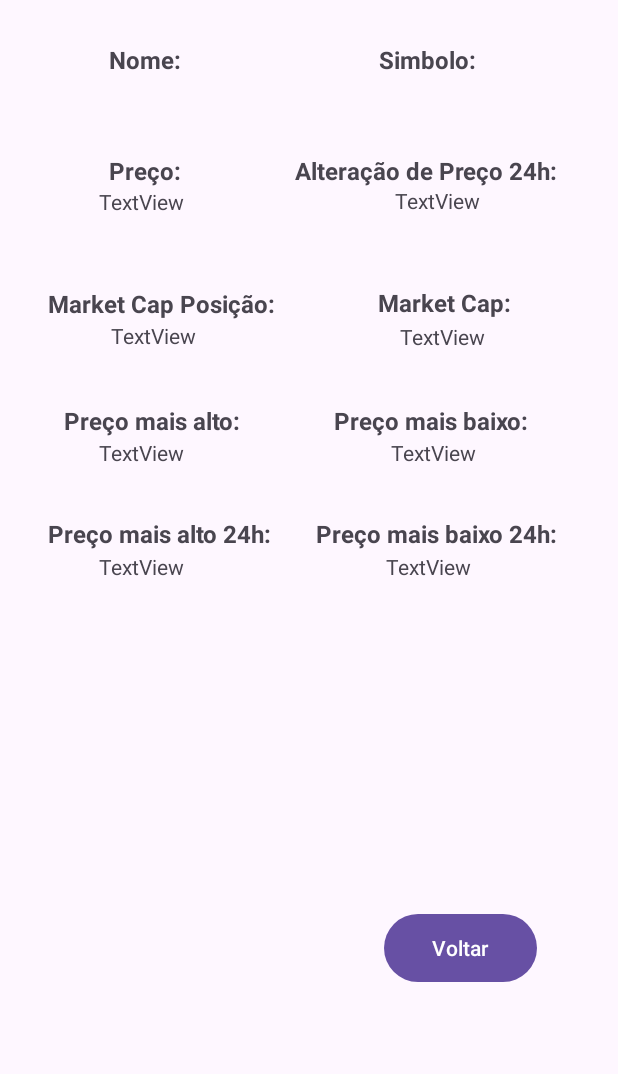
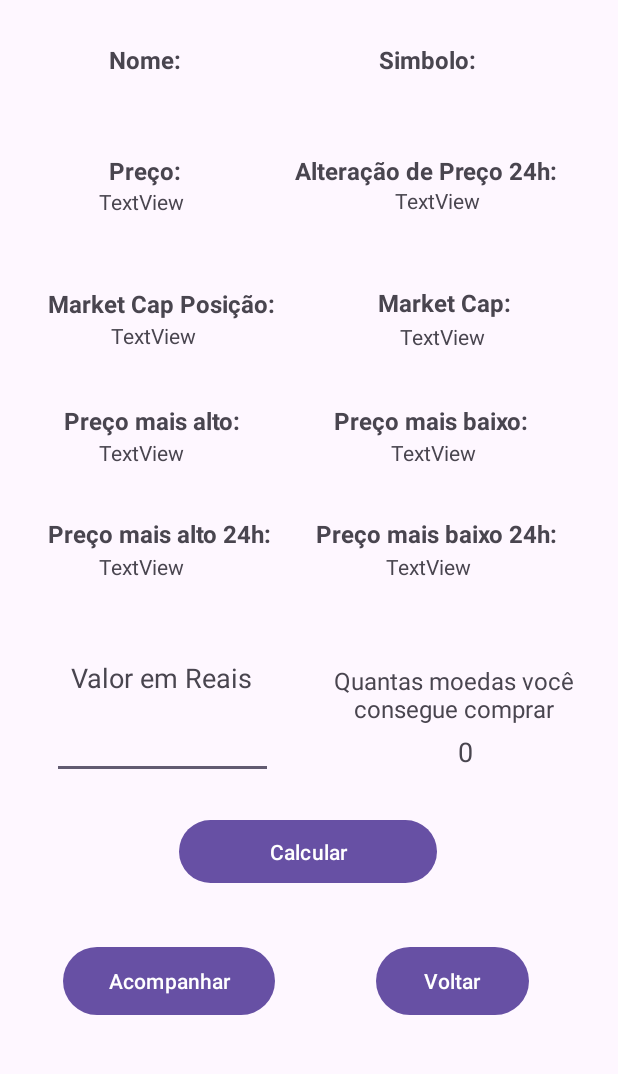
Before and after one commit to rafael-saraiva-mielczarski/Projeto-Final-Mobile, an Android app: the CoinDetailsActivity screen opened directly, with no data from a screen before it, on a phone screen of 412 x 824 dp, the part 158-1232 px from its top. Run offline under Robolectric (Android 15) with nearby library versions, the phone set to English and light mode, and no system bars; our stand-ins replace Picasso; pictures from the network do not load; 19 statements that could not run were skipped.

```diff
--- a/projetofinal/src/main/AndroidManifest.xml
+++ b/projetofinal/src/main/AndroidManifest.xml
@@ -12,6 +12,9 @@
         android:theme="@style/Theme.ProjetoFinalMobile">
         <activity
             android:name=".Views.CoinDetailsActivity"
+            android:exported="false" />
+        <activity
+            android:name=".Views.CoinTrackerActivity"
             android:exported="false" />
         <activity
             android:name=".Views.CoinsRVActivity"
--- a/projetofinal/src/main/java/com/example/projetofinal/Views/CoinDetailsActivity.java
+++ b/projetofinal/src/main/java/com/example/projetofinal/Views/CoinDetailsActivity.java
@@ -3,6 +3,7 @@ package com.example.projetofinal.Views;
 import android.content.Intent;
 import android.os.Bundle;
 import android.widget.Button;
+import android.widget.EditText;
 import android.widget.ImageView;
 import android.widget.TextView;
 
@@ -13,13 +14,15 @@ import com.squareup.picasso.Picasso;
 
 public class CoinDetailsActivity extends AppCompatActivity {
 
-    TextView nameTv, symbolTv, mkt_capValueTv, priceTv, mkt_capTv, high24hTv, low24hTv, price_change24hTv, totalSupplyTv, athTv, atlTv;
+    TextView nameTv, symbolTv, mkt_capValueTv, priceTv, mkt_capTv, high24hTv, low24hTv, price_change24hTv, resultado, athTv, atlTv;
     String name, symbol;
 
     Integer price, mkt_cap, mkt_capValue, high24h, low24h, price_change24h, totalSupply, ath, atl;
 
     ImageView imageView;
-    Button btnBack;
+    Button btnBack, btnCalculo, btnAcompanhar;
+
+    EditText valorReais;
 
     @Override
     protected void onCreate(Bundle savedInstanceState) {
@@ -28,6 +31,12 @@ public class CoinDetailsActivity extends AppCompatActivity {
         btnBack = findViewById(R.id.btn_back);
         btnBack.setOnClickListener(v -> {
             Intent intent = new Intent(getApplicationContext(), CoinsRVActivity.class);
+            startActivity(intent);
+        });
+
+        btnAcompanhar = findViewById(R.id.btn_acompanhar);
+        btnAcompanhar.setOnClickListener(v -> {
+            Intent intent = new Intent(getApplicationContext(), CoinTrackerActivity.class);
             startActivity(intent);
         });
 
@@ -67,5 +76,14 @@ public class CoinDetailsActivity extends AppCompatActivity {
         high24hTv.setText(high24h.toString()+" R$");
         low24hTv.setText(low24h.toString()+" R$");
         price_change24hTv.setText(price_change24h.toString()+" R$");
+
+        valorReais = findViewById(R.id.editTextNumber);
+        resultado = findViewById(R.id.resultado);
+
+        btnCalculo = findViewById(R.id.btn_calculo);
+        btnCalculo.setOnClickListener(v -> {
+            int valor = Integer.parseInt(valorReais.getText().toString());
+            resultado.setText(String.valueOf( valor /(float) price));
+        });
     }
 }
--- a/projetofinal/src/main/java/com/example/projetofinal/Views/HomeActivity.java
+++ b/projetofinal/src/main/java/com/example/projetofinal/Views/HomeActivity.java
@@ -16,10 +16,16 @@ public class HomeActivity extends AppCompatActivity {
         setContentView(R.layout.activity_home);
 
         Button btn_analisar_moedas = findViewById(R.id.button_moedas);
+        Button btn_moedas_em_alta = findViewById(R.id.button_trending);
 
         btn_analisar_moedas.setOnClickListener( view -> {
             Intent intent = new Intent(getApplicationContext(), CoinsRVActivity.class);
             startActivity(intent);
         });
+
+        btn_moedas_em_alta.setOnClickListener(view -> {
+            Intent intent = new Intent(getApplicationContext(), CoinTrackerActivity.class);
+            startActivity(intent);
+        });
     }
 }
--- a/projetofinal/src/main/res/layout/activity_coin_details.xml
+++ b/projetofinal/src/main/res/layout/activity_coin_details.xml
@@ -14,10 +14,34 @@
         android:text="@string/btn_back"
         app:layout_constraintBottom_toBottomOf="parent"
         app:layout_constraintEnd_toEndOf="parent"
-        app:layout_constraintHorizontal_bias="0.826"
+        app:layout_constraintHorizontal_bias="0.809"
         app:layout_constraintStart_toStartOf="parent"
         app:layout_constraintTop_toTopOf="parent"
-        app:layout_constraintVertical_bias="0.922" />
+        app:layout_constraintVertical_bias="0.951" />
+
+    <Button
+        android:id="@+id/btn_acompanhar"
+        android:layout_width="141dp"
+        android:layout_height="53dp"
+        android:text="@string/btn_acompanhar"
+        app:layout_constraintBottom_toBottomOf="parent"
+        app:layout_constraintEnd_toEndOf="parent"
+        app:layout_constraintHorizontal_bias="0.155"
+        app:layout_constraintStart_toStartOf="parent"
+        app:layout_constraintTop_toTopOf="parent"
+        app:layout_constraintVertical_bias="0.951" />
+
+    <Button
+        android:id="@+id/btn_calculo"
+        android:layout_width="172dp"
+        android:layout_height="50dp"
+        android:text="@string/btn_calcular"
+        app:layout_constraintBottom_toBottomOf="parent"
+        app:layout_constraintEnd_toEndOf="parent"
+        app:layout_constraintHorizontal_bias="0.497"
+        app:layout_constraintStart_toStartOf="parent"
+        app:layout_constraintTop_toTopOf="parent"
+        app:layout_constraintVertical_bias="0.837" />
 
     <TextView
         android:id="@+id/mktCapValueTv"
@@ -291,4 +315,58 @@
         app:layout_constraintVertical_bias="0.024"
         app:srcCompat="@mipmap/ic_launcher" />
 
+    <TextView
+        android:id="@+id/textView16"
+        android:layout_width="176dp"
+        android:layout_height="43dp"
+        android:gravity="center"
+        android:text="@string/valorMoeda"
+        android:textSize="16sp"
+        app:layout_constraintBottom_toBottomOf="parent"
+        app:layout_constraintEnd_toEndOf="parent"
+        app:layout_constraintHorizontal_bias="0.906"
+        app:layout_constraintStart_toStartOf="parent"
+        app:layout_constraintTop_toTopOf="parent"
+        app:layout_constraintVertical_bias="0.7" />
+
+    <TextView
+        android:id="@+id/resultado"
+        android:layout_width="wrap_content"
+        android:layout_height="wrap_content"
+        android:text="@string/zero"
+        android:textSize="18sp"
+        app:layout_constraintBottom_toBottomOf="parent"
+        app:layout_constraintEnd_toEndOf="parent"
+        app:layout_constraintHorizontal_bias="0.76"
+        app:layout_constraintStart_toStartOf="parent"
+        app:layout_constraintTop_toTopOf="parent"
+        app:layout_constraintVertical_bias="0.743" />
+
+    <EditText
+        android:id="@+id/editTextNumber"
+        android:layout_width="147dp"
+        android:layout_height="51dp"
+        android:ems="10"
+        android:inputType="number"
+        app:layout_constraintBottom_toBottomOf="parent"
+        app:layout_constraintEnd_toEndOf="parent"
+        app:layout_constraintHorizontal_bias="0.132"
+        app:layout_constraintStart_toStartOf="parent"
+        app:layout_constraintTop_toTopOf="parent"
+        app:layout_constraintVertical_bias="0.742" />
+
+    <TextView
+        android:id="@+id/textView15"
+        android:layout_width="145dp"
+        android:layout_height="22dp"
+        android:gravity="center"
+        android:text="@string/valorDinheiro"
+        android:textSize="18sp"
+        app:layout_constraintBottom_toBottomOf="parent"
+        app:layout_constraintEnd_toEndOf="parent"
+        app:layout_constraintHorizontal_bias="0.131"
+        app:layout_constraintStart_toStartOf="parent"
+        app:layout_constraintTop_toTopOf="parent"
+        app:layout_constraintVertical_bias="0.679" />
+
 </androidx.constraintlayout.widget.ConstraintLayout>
--- a/projetofinal/src/main/res/values/strings.xml
+++ b/projetofinal/src/main/res/values/strings.xml
@@ -8,14 +8,18 @@
     <string name="btn_cadastro">Cadastrar</string>
     <string name="email_input">Email</string>
     <string name="password_input">Senha</string>
-    <string name="text_loggedin">Parabéns! Agora você está dentro do nosso sistema</string>
     <string name="btn_logout">Logout</string>
     <string name="btn_moedas">Analisar as Moedas</string>
     <string name="btn_trending">Ver Moedas em alta</string>
+    <string name="btn_busca_trending">Descobrir</string>
     <string name="btn_tracker">Adicionar moedas para acompanhar</string>
-    <string name="btn_view_https">Visualizar os Requests</string>
+    <string name="btn_calcular">Calcular</string>
+    <string name="btn_acompanhar">Acompanhar</string>
+    <string name="trendingText">Aqui estão as 7 moedas mais pesquisadas na ultimas 24h no site da Coingecko!</string>
+    <string name="trendingSubText">clique on botão abaixo para descobrir</string>
     <string name="user">Usuário</string>
     <string name="name">Nome</string>
+    <string name="id">Id</string>
     <string name="email">E-Mail</string>
     <string name="btn_search_coins">Ver Moedas</string>
     <string name="btn_user_details">Detalhes</string>
@@ -32,5 +36,9 @@
     <string name="coinName">Nome</string>
     <string name="coinSymbol">Simbolo</string>
     <string name="coinPrice">Preço</string>
-    <string name="coinMktCap">Mkt Cap</string>
+    <string name="coinPriceBtc">Preço em BTC</string>
+    <string name="coinMktCap">Mkt Cap Posição</string>
+    <string name="valorDinheiro">Valor em Reais</string>
+    <string name="valorMoeda">Quantas moedas você consegue comprar</string>
+    <string name="zero">0</string>
 </resources>
```
Also changed, not shown: projetofinal/src/main/java/com/example/projetofinal/Adapters/TrendingCoinAdapter.java (added, +66 -0 lines), projetofinal/src/main/java/com/example/projetofinal/Presenters/TrendingCoinPresenter.java (added, +25 -0 lines), projetofinal/src/main/java/com/example/projetofinal/Presenters/TrendingCoinPresenterContract.java (added, +19 -0 lines), projetofinal/src/main/java/com/example/projetofinal/Presenters/TrendingCoinPresenterLocal.java (added, +28 -0 lines), projetofinal/src/main/java/com/example/projetofinal/Repositories/TrendingCoinRepository.java (added, +61 -0 lines), projetofinal/src/main/java/com/example/projetofinal/Services/CoinsService.java (+54 -1 lines), projetofinal/src/main/java/com/example/projetofinal/Views/CoinTrackerActivity.java (added, +66 -0 lines), projetofinal/src/main/java/com/example/projetofinal/models/TrendingCoin.java (added, +76 -0 lines), projetofinal/src/main/res/layout/activity_trending_coins_rvactivity.xml (added, +73 -0 lines), projetofinal/src/main/res/layout/view_holder_trending_coin.xml (added, +147 -0 lines).
